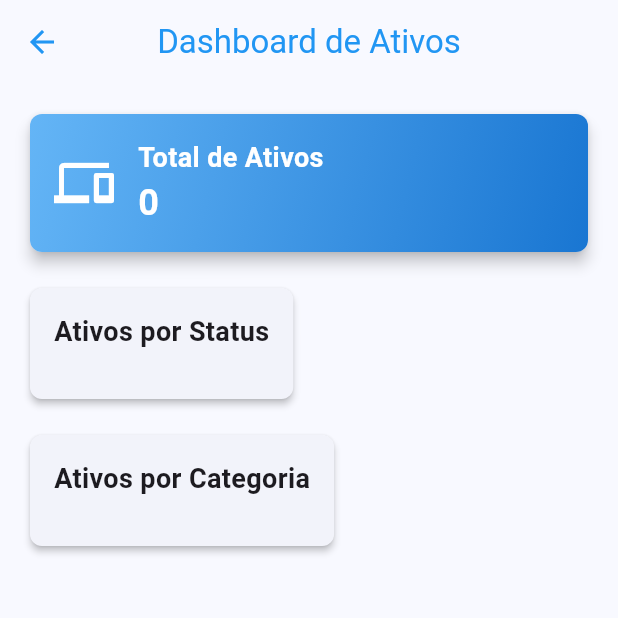
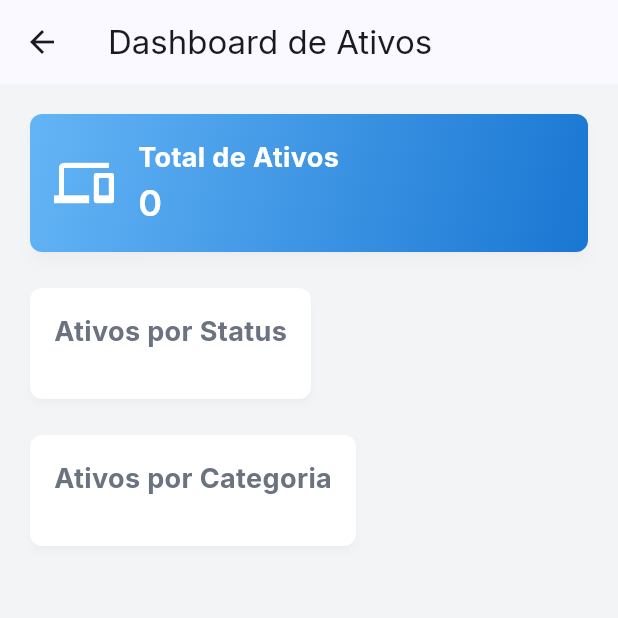
Before and after one commit to throdriguesdev/app-unit, a Flutter app: the screen it shows after launch, after a tap on "Dashboard", on a phone screen of 412 x 824 dp, the top half of it. Run offline on Flutter 3.47's test engine with Material 3 defaults, Android fonts, the phone set to English and light mode, and no system bars; our stand-ins replace file_picker, google_fonts; network calls fail.

Commit message:
screen	design improved+theme

```diff
--- a/lib/screens/home_screen.dart
+++ b/lib/screens/home_screen.dart
@@ -1,6 +1,5 @@
 import 'package:flutter/material.dart';
 import 'package:animations/animations.dart';
-import 'package:google_fonts/google_fonts.dart';
 
 import 'asset_list_screen.dart';
 import 'file_management_screen.dart';
@@ -64,21 +63,12 @@ class HomeScreen extends StatelessWidget {
       children: [
         Text(
           'Gerenciador de Ativos',
-          style: GoogleFonts.roboto(
-            textStyle: Theme.of(context).textTheme.headlineSmall?.copyWith(
-                  fontWeight: FontWeight.w600,
-                  color: Colors.black87,
-                ),
-          ),
+          style: Theme.of(context).textTheme.displayMedium,
         ),
         const SizedBox(height: 8),
         Text(
           'Gerencie seus recursos de TI com facilidade',
-          style: GoogleFonts.roboto(
-            textStyle: Theme.of(context).textTheme.bodyMedium?.copyWith(
-                  color: Colors.grey[600],
-                ),
-          ),
+          style: Theme.of(context).textTheme.bodyLarge,
         ),
       ],
     );
@@ -92,10 +82,23 @@ class HomeScreen extends StatelessWidget {
     required Widget screen,
   }) {
     return OpenContainer(
-      closedBuilder: (context, openContainer) => Container(
+      closedBuilder: (context, openContainer) => GestureDetector(
+        onTap: openContainer,
+        child: Container(
           decoration: BoxDecoration(
-          border: Border.all(color: Colors.grey.shade300, width: 1),
-          borderRadius: BorderRadius.circular(12),
+            color: Theme.of(context).cardTheme.color,
+            border: Border.all(
+              color: Colors.grey.shade300,
+              width: 1,
+            ),
+            borderRadius: BorderRadius.circular(16),
+            boxShadow: [
+              BoxShadow(
+                color: Colors.grey.shade200,
+                blurRadius: 4,
+                offset: const Offset(0, 2),
+              ),
+            ],
           ),
           child: ListTile(
             contentPadding:
@@ -103,29 +106,24 @@ class HomeScreen extends StatelessWidget {
             leading: Icon(
               icon,
               size: 32,
-            color: Theme.of(context).primaryColor,
+              color: Theme.of(context).colorScheme.primary,
             ),
             title: Text(
               title,
-            style: GoogleFonts.roboto(
-              fontWeight: FontWeight.w500,
-              fontSize: 18,
-            ),
+              style: Theme.of(context).textTheme.titleMedium,
             ),
             subtitle: Text(
               description,
-            style: GoogleFonts.roboto(
-              color: Colors.grey[600],
-            ),
+              style: Theme.of(context).textTheme.bodyMedium,
             ),
             trailing: Icon(
               Icons.chevron_right,
-            color: Colors.grey.shade400,
-          ),
-          onTap: openContainer,
+              color: Theme.of(context).colorScheme.primary,
             ),
           ),
-      openBuilder: (context, _) => screen,
+        ),
+      ),
+      openBuilder: (context, _) => screen, // Aqui está o parâmetro obrigatório.
       transitionType: ContainerTransitionType.fadeThrough,
     );
   }
--- a/lib/theme/app_theme.dart
+++ b/lib/theme/app_theme.dart
@@ -5,29 +5,47 @@ class AppTheme {
   static ThemeData get lightTheme {
     return ThemeData(
       colorScheme: ColorScheme.fromSeed(
-        seedColor: Colors.blue,
+        seedColor: const Color(0xFF3B82F6), // Azul primário
         brightness: Brightness.light,
+        primary: const Color(0xFF3B82F6),
+        secondary: const Color(0xFF60A5FA),
+        background: const Color(0xFFF3F4F6), // Fundo claro suave
       ),
+      scaffoldBackgroundColor: const Color(0xFFF3F4F6),
       useMaterial3: true,
-      textTheme: GoogleFonts.robotoTextTheme(),
-      appBarTheme: const AppBarTheme(
-        elevation: 0,
-        centerTitle: true,
-        backgroundColor: Colors.transparent,
-        foregroundColor: Colors.blue,
-      ),
-      elevatedButtonTheme: ElevatedButtonThemeData(
-        style: ElevatedButton.styleFrom(
-          elevation: 2,
-          shape: RoundedRectangleBorder(
-            borderRadius: BorderRadius.circular(12),
-          ),
+      textTheme: GoogleFonts.interTextTheme().copyWith(
+        displayLarge: GoogleFonts.inter(
+          color: const Color(0xFF1F2937), // Texto escuro para contraste
+          fontWeight: FontWeight.w700,
+        ),
+        displayMedium: GoogleFonts.inter(
+          color: const Color(0xFF1F2937),
+          fontWeight: FontWeight.w600,
+        ),
+        titleMedium: GoogleFonts.inter(
+          color: const Color(0xFF1F2937), // Cor escura para títulos de seção
+          fontWeight: FontWeight.w600,
+          fontSize: 18,
+        ),
+        bodyLarge: GoogleFonts.inter(
+          color: const Color(0xFF374151), // Cinza escuro para texto principal
+          fontWeight: FontWeight.w400,
+        ),
+        bodyMedium: GoogleFonts.inter(
+          color: const Color(0xFF6B7280), // Cinza médio para subtextos
+          fontWeight: FontWeight.w400,
         ),
       ),
       cardTheme: CardTheme(
         elevation: 2,
+        color: const Color(0xFFFFFFFF), // Branco puro
+        shadowColor: Colors.black12,
         shape: RoundedRectangleBorder(
           borderRadius: BorderRadius.circular(16),
+          side: BorderSide(
+            color: Colors.grey.shade300,
+            width: 1,
+          ),
         ),
       ),
     );
@@ -36,11 +54,50 @@ class AppTheme {
   static ThemeData get darkTheme {
     return ThemeData(
       colorScheme: ColorScheme.fromSeed(
-        seedColor: Colors.blue,
+        seedColor: const Color(0xFF3B82F6),
         brightness: Brightness.dark,
+        primary: const Color(0xFF3B82F6),
+        secondary: const Color(0xFF60A5FA),
+        background: const Color(0xFF1E293B), // Fundo escuro, azul-acinzentado
       ),
+      scaffoldBackgroundColor: const Color(0xFF1E293B),
       useMaterial3: true,
-      textTheme: GoogleFonts.robotoTextTheme(ThemeData.dark().textTheme),
+      textTheme:
+          GoogleFonts.interTextTheme(ThemeData.dark().textTheme).copyWith(
+        displayLarge: GoogleFonts.inter(
+          color: const Color(0xFFFFFFFF), // Branco puro para textos
+          fontWeight: FontWeight.w700,
+        ),
+        displayMedium: GoogleFonts.inter(
+          color: const Color(0xFFFFFFFF),
+          fontWeight: FontWeight.w600,
+        ),
+        titleMedium: GoogleFonts.inter(
+          color: const Color(0xFFFFFFFF),
+          fontWeight: FontWeight.w600,
+          fontSize: 18,
+        ),
+        bodyLarge: GoogleFonts.inter(
+          color: const Color(0xFFCBD5E1), // Cinza claro para texto principal
+          fontWeight: FontWeight.w400,
+        ),
+        bodyMedium: GoogleFonts.inter(
+          color: const Color(0xFF9CA3AF), // Cinza médio para subtextos
+          fontWeight: FontWeight.w400,
+        ),
+      ),
+      cardTheme: CardTheme(
+        elevation: 2,
+        color: const Color(0xFF334155), // Azul escuro para cards
+        shadowColor: Colors.black26,
+        shape: RoundedRectangleBorder(
+          borderRadius: BorderRadius.circular(16),
+          side: BorderSide(
+            color: Colors.grey.shade700,
+            width: 1,
+          ),
+        ),
+      ),
     );
   }
 }
```
Lines whose indentation alone changed are shown as unchanged.
